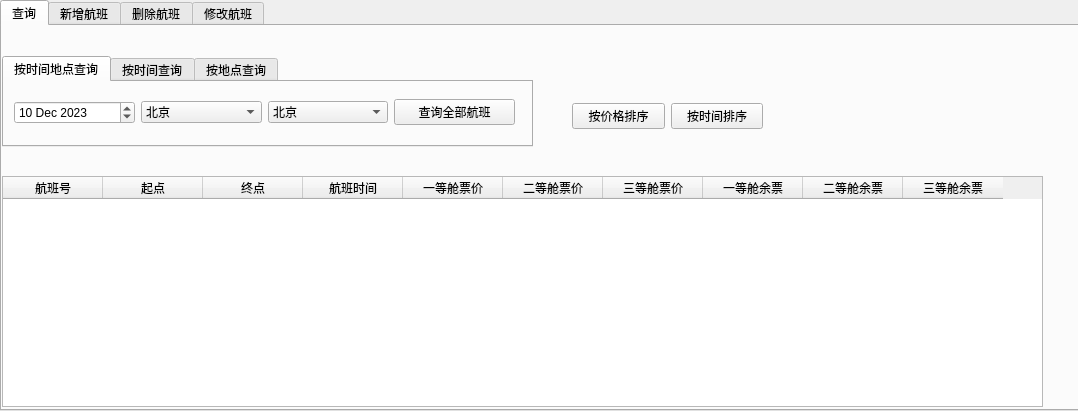
The window that admin.ui (Ecazy/TicketManageSystem) describes before a commit, drawn with Qt 5.
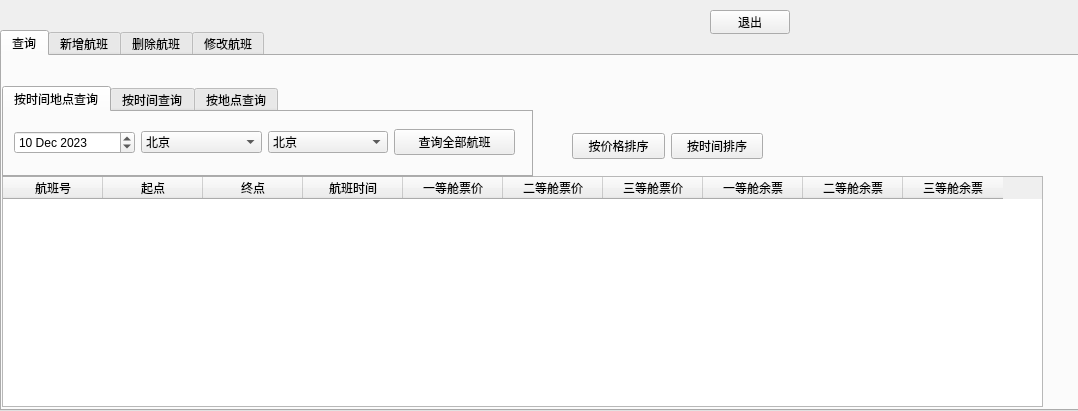
The same window after the commit. The open tabs and pages were chosen to show the change.

Diff of the .ui file:
```diff
--- a/admin.ui
+++ b/admin.ui
@@ -17,13 +17,13 @@
    <property name="geometry">
     <rect>
      <x>0</x>
-     <y>0</y>
+     <y>30</y>
      <width>1081</width>
-     <height>411</height>
+     <height>381</height>
     </rect>
    </property>
    <property name="currentIndex">
-    <number>1</number>
+    <number>0</number>
    </property>
    <widget class="QWidget" name="tab_4">
     <attribute name="title">
@@ -33,7 +33,7 @@
      <property name="geometry">
       <rect>
        <x>0</x>
-       <y>150</y>
+       <y>120</y>
        <width>1041</width>
        <height>231</height>
       </rect>
@@ -985,7 +985,7 @@
        <x>10</x>
        <y>60</y>
        <width>111</width>
-       <height>31</height>
+       <height>21</height>
       </rect>
      </property>
      <layout class="QHBoxLayout" name="horizontalLayout_3">
@@ -1158,6 +1158,19 @@
     </widget>
    </widget>
   </widget>
+  <widget class="QPushButton" name="Exit">
+   <property name="geometry">
+    <rect>
+     <x>710</x>
+     <y>10</y>
+     <width>80</width>
+     <height>24</height>
+    </rect>
+   </property>
+   <property name="text">
+    <string>退出</string>
+   </property>
+  </widget>
  </widget>
  <resources/>
  <connections/>
```
